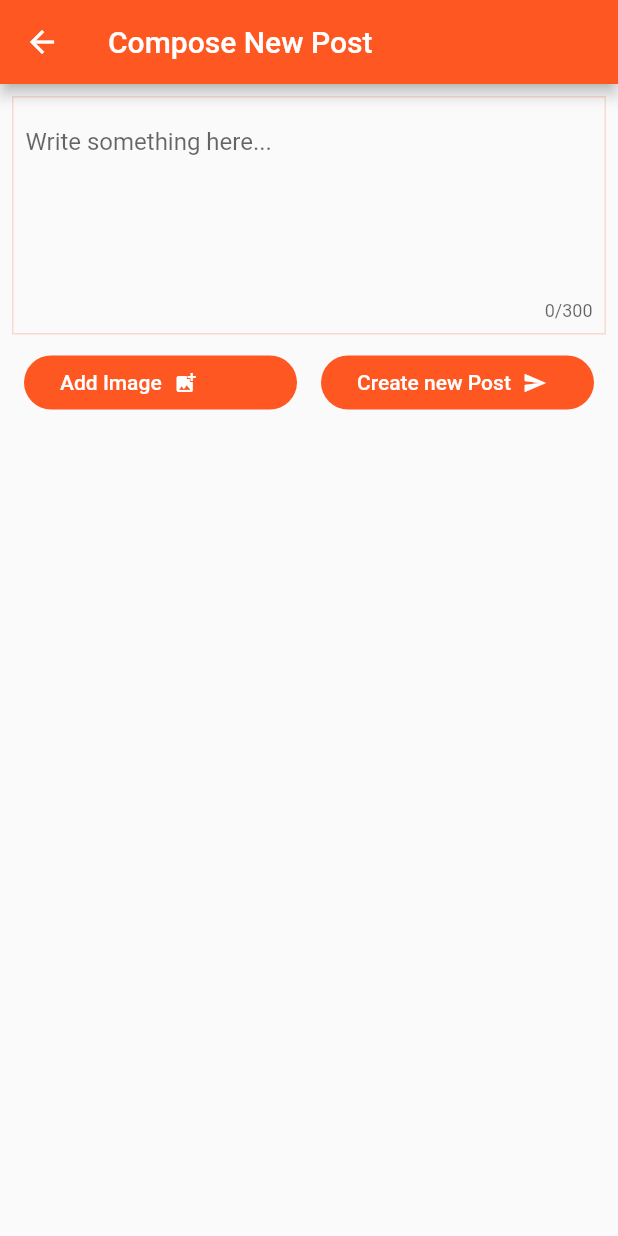
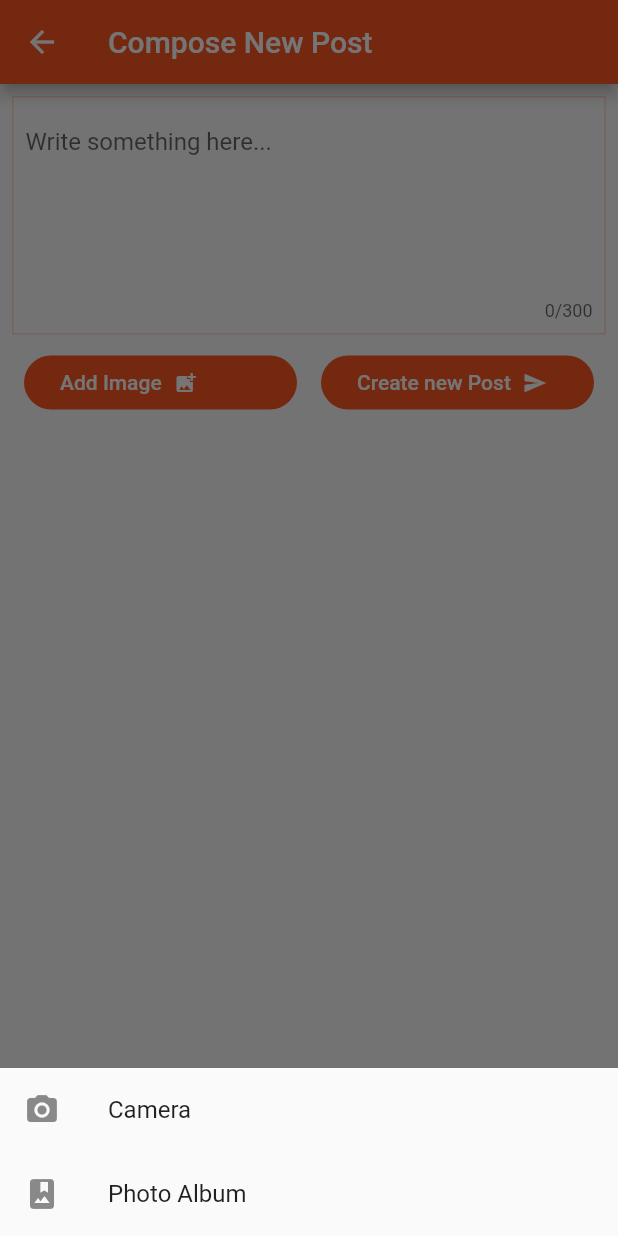
Before and after one commit to swethask1719/flutter-feedly, a Flutter app: the CreatePage screen opened directly, after a tap on "Add Image", on a phone screen of 412 x 824 dp. Run offline on Flutter 3.47's test engine with Material 2 defaults, Android fonts, the phone set to English and light mode, and no system bars; our stand-ins replace cloud_firestore, firebase_auth, image_picker; accounts and stored records are empty.

Commit message:
bottom modal sheet and image picker

```diff
--- a/lib/pages/create.dart
+++ b/lib/pages/create.dart
@@ -1,4 +1,9 @@
+import 'dart:io';
+
+import 'package:firebase_auth/firebase_auth.dart';
 import 'package:flutter/material.dart';
+import 'package:cloud_firestore/cloud_firestore.dart';
+import 'package:image_picker/image_picker.dart';
 
 class CreatePage extends StatefulWidget {
   @override
@@ -6,9 +11,97 @@ class CreatePage extends StatefulWidget {
 }
 
 class _CreatePageState extends State<CreatePage> {
+  TextEditingController _postc = TextEditingController();
+  GlobalKey<ScaffoldState> _scaffold = GlobalKey<ScaffoldState>();
+  Firestore _firestore = Firestore.instance;
+  FirebaseAuth _firebaseAuth = FirebaseAuth.instance;
+  String user_uid;
+  String user_displayname;
+  File _image;
+  _post() async {
+    if (_postc.text.trim().length == 0) {
+      _scaffold.currentState
+          .showSnackBar(SnackBar(content: Text("Please enter some text")));
+      return;
+    }
+
+    try {
+      await _firestore.collection("posts").add({
+        "text": _postc.text.trim(),
+        "owner-name": user_displayname,
+        "owner": user_uid,
+        "created": DateTime.now(),
+        "likes": {},
+        "likes_count": 0,
+        "comments_count": 0,
+      });
+      _scaffold.currentState
+          .showSnackBar(SnackBar(content: Text("Post created successfully")));
+      Future.delayed(Duration(seconds: 1), () {
+        Navigator.pop(context);
+      });
+    } catch (ex) {
+      print(ex);
+      _scaffold.currentState
+          .showSnackBar(SnackBar(content: Text(ex.toString())));
+    }
+  }
+
+  _show() {
+    showModalBottomSheet(
+        context: context,
+        builder: (BuildContext ctx) {
+          return Column(
+            mainAxisSize: MainAxisSize.min,
+            children: <Widget>[
+              ListTile(
+                leading: Icon(Icons.camera_alt),
+                title: Text("Camera"),
+                onTap: () async {
+                  File image = await ImagePicker.pickImage(
+                      source: ImageSource.camera,
+                      maxHeight: 480,
+                      maxWidth: 480);
+
+                  setState(() {
+                    _image = image;
+                  });
+                  Navigator.pop(context);
+                },
+              ),
+              ListTile(
+                leading: Icon(Icons.photo_album),
+                title: Text("Photo Album"),
+                onTap: () async {
+                  File image = await ImagePicker.pickImage(
+                      source: ImageSource.gallery,
+                      maxHeight: 480,
+                      maxWidth: 480);
+
+                  setState(() {
+                    _image = image;
+                  });
+                  Navigator.pop(context);
+                },
+              ),
+            ],
+          );
+        });
+  }
+
+  @override
+  void initState() {
+    super.initState();
+    _firebaseAuth.currentUser().then((FirebaseUser user) {
+      user_uid = user.uid;
+      user_displayname = user.displayName;
+    });
+  }
+
   @override
   Widget build(BuildContext context) {
     return Scaffold(
+      key: _scaffold,
       appBar: AppBar(
         title: Text("Compose New Post"),
       ),
@@ -22,6 +115,7 @@ class _CreatePageState extends State<CreatePage> {
                   border:
                       Border.all(color: Colors.deepOrange.withOpacity(0.2))),
               child: TextField(
+                controller: _postc,
                 maxLength: 300,
                 maxLines: 5,
                 decoration: InputDecoration(
@@ -42,7 +136,9 @@ class _CreatePageState extends State<CreatePage> {
                       ),
                       splashColor: Colors.deepOrange,
                       color: Colors.deepOrange,
-                      onPressed: () {},
+                      onPressed: () {
+                        _show();
+                      },
                       child: Row(
                         children: <Widget>[
                           Padding(
@@ -76,7 +172,9 @@ class _CreatePageState extends State<CreatePage> {
                       ),
                       splashColor: Colors.deepOrange,
                       color: Colors.deepOrange,
-                      onPressed: () {},
+                      onPressed: () {
+                        _post();
+                      },
                       child: Row(
                         children: <Widget>[
                           Padding(
@@ -100,7 +198,36 @@ class _CreatePageState extends State<CreatePage> {
                   ),
                 ),
               ],
-            )
+            ),
+            _image == null
+                ? Container()
+                : Stack(
+                    children: <Widget>[
+                      Padding(
+                        padding: const EdgeInsets.all(20.0),
+                        child: Container(
+                          child: Image.file(
+                            _image,
+                            fit: BoxFit.cover,
+                          ),
+                          width: 300,
+                          height: 300,
+                        ),
+                      ),
+                      Positioned(
+                        top: 4.0,
+                        right: 4.0,
+                        child: IconButton(
+                            icon: Icon(Icons.close),
+                            color: Colors.white,
+                            onPressed: () {
+                              setState(() {
+                                _image = null;
+                              });
+                            }),
+                      )
+                    ],
+                  )
           ],
         ),
       ),
--- a/pubspec.yaml
+++ b/pubspec.yaml
@@ -32,6 +32,8 @@ dependencies:
   firebase_analytics: ^5.0.16
   firebase_auth: ^0.16.1
   cloud_firestore: ^0.13.7
+  firebase_storage: ^3.1.6
+  image_picker: ^0.6.7+4
 
 dev_dependencies:
   flutter_test:
```
Also changed, not shown: pubspec.lock, 1 other file.
